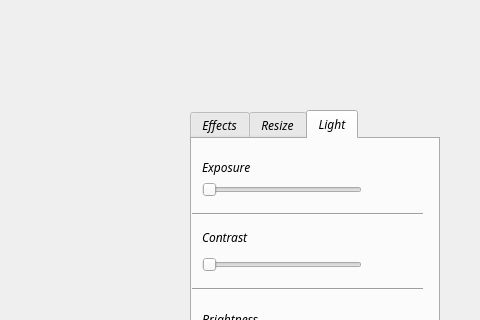
This is Descan/mainwindow.ui in ratspeaker/descan as Qt 5 draws it before an edit; both pictures show x 470 to 950 and y 0 to 320 of the 950 by 700 pixel window. The edited form follows.
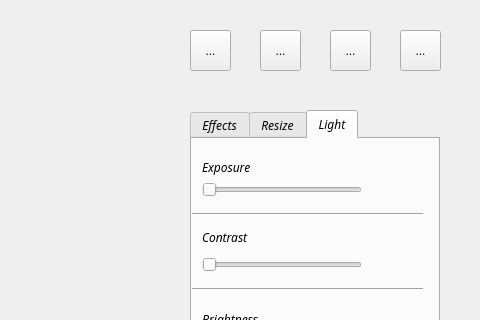
This is the edited form. Icons and pictures are not drawn.

The edit to the form file:
```diff
--- a/Descan/mainwindow.ui
+++ b/Descan/mainwindow.ui
@@ -575,6 +575,74 @@
       <string/>
      </property>
     </widget>
+    <widget class="QToolButton" name="toolButton">
+     <property name="geometry">
+      <rect>
+       <x>660</x>
+       <y>30</y>
+       <width>41</width>
+       <height>41</height>
+      </rect>
+     </property>
+     <property name="text">
+      <string>...</string>
+     </property>
+     <property name="icon">
+      <iconset resource="resources.qrc">
+       <normaloff>:/icons/icons/Undo.ico</normaloff>:/icons/icons/Undo.ico</iconset>
+     </property>
+    </widget>
+    <widget class="QToolButton" name="toolButton_2">
+     <property name="geometry">
+      <rect>
+       <x>730</x>
+       <y>30</y>
+       <width>41</width>
+       <height>41</height>
+      </rect>
+     </property>
+     <property name="text">
+      <string>...</string>
+     </property>
+     <property name="icon">
+      <iconset resource="resources.qrc">
+       <normaloff>:/icons/icons/Redo.ico</normaloff>:/icons/icons/Redo.ico</iconset>
+     </property>
+    </widget>
+    <widget class="QToolButton" name="toolButton_3">
+     <property name="geometry">
+      <rect>
+       <x>800</x>
+       <y>30</y>
+       <width>41</width>
+       <height>41</height>
+      </rect>
+     </property>
+     <property name="text">
+      <string>...</string>
+     </property>
+     <property name="icon">
+      <iconset resource="resources.qrc">
+       <normaloff>:/icons/icons/trash.png</normaloff>:/icons/icons/trash.png</iconset>
+     </property>
+    </widget>
+    <widget class="QToolButton" name="toolButton_4">
+     <property name="geometry">
+      <rect>
+       <x>870</x>
+       <y>30</y>
+       <width>41</width>
+       <height>41</height>
+      </rect>
+     </property>
+     <property name="text">
+      <string>...</string>
+     </property>
+     <property name="icon">
+      <iconset resource="resources.qrc">
+       <normaloff>:/icons/icons/question-mark.png</normaloff>:/icons/icons/question-mark.png</iconset>
+     </property>
+    </widget>
    </widget>
    <widget class="QWidget" name="page">
     <widget class="QPushButton" name="pbFinish">
```
